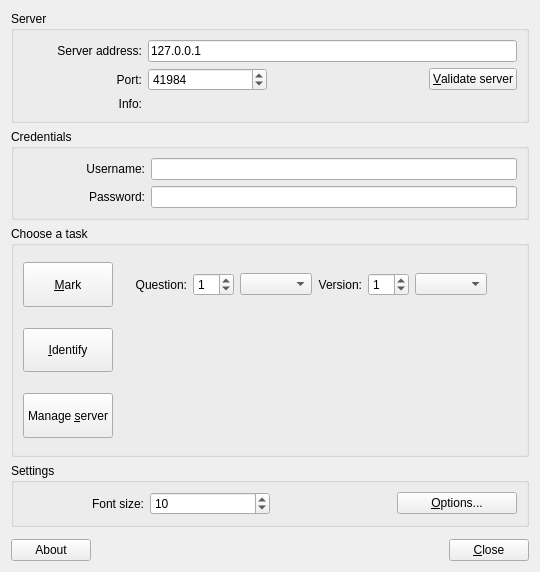
Qt form plom/client/ui_files/chooser.ui (plomgrading/plom) before a commit.
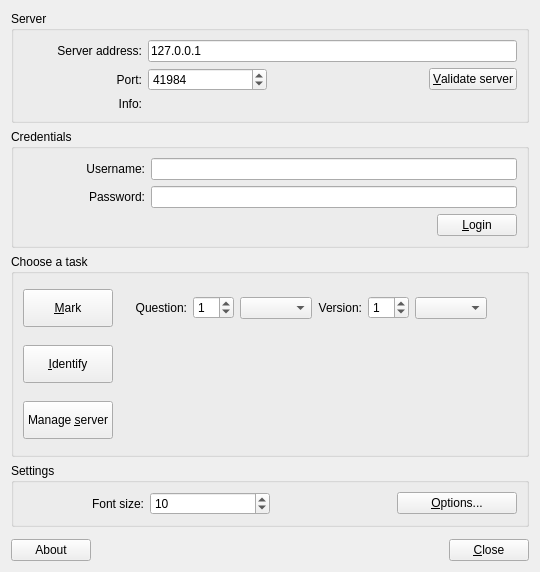
The same form after that commit.

Commit message: Client: add login button to UI

What changed in the file:
```diff
--- a/plom/client/ui_files/chooser.ui
+++ b/plom/client/ui_files/chooser.ui
@@ -130,8 +130,50 @@
         </property>
        </widget>
       </item>
-      <item row="0" column="1">
-       <widget class="QLineEdit" name="userLE"/>
+      <item row="2" column="1">
+       <widget class="QFrame" name="frame">
+        <layout class="QHBoxLayout" name="horizontalLayout_3">
+         <property name="leftMargin">
+          <number>0</number>
+         </property>
+         <property name="topMargin">
+          <number>0</number>
+         </property>
+         <property name="rightMargin">
+          <number>0</number>
+         </property>
+         <property name="bottomMargin">
+          <number>0</number>
+         </property>
+         <item>
+          <spacer name="horizontalSpacer_6">
+           <property name="orientation">
+            <enum>Qt::Horizontal</enum>
+           </property>
+           <property name="sizeHint" stdset="0">
+            <size>
+             <width>40</width>
+             <height>20</height>
+            </size>
+           </property>
+          </spacer>
+         </item>
+         <item>
+          <widget class="QPushButton" name="loginButton">
+           <property name="text">
+            <string>&amp;Login</string>
+           </property>
+          </widget>
+         </item>
+        </layout>
+       </widget>
+      </item>
+      <item row="1" column="1">
+       <widget class="QLineEdit" name="passwordLE">
+        <property name="echoMode">
+         <enum>QLineEdit::Password</enum>
+        </property>
+       </widget>
       </item>
       <item row="1" column="0">
        <widget class="QLabel" name="label_2">
@@ -143,12 +185,8 @@
         </property>
        </widget>
       </item>
-      <item row="1" column="1">
-       <widget class="QLineEdit" name="passwordLE">
-        <property name="echoMode">
-         <enum>QLineEdit::Password</enum>
-        </property>
-       </widget>
+      <item row="0" column="1">
+       <widget class="QLineEdit" name="userLE"/>
       </item>
      </layout>
     </widget>
```
